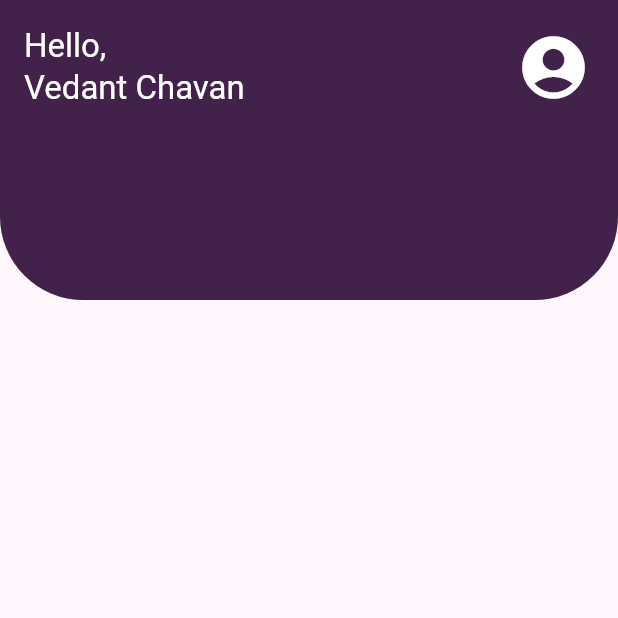
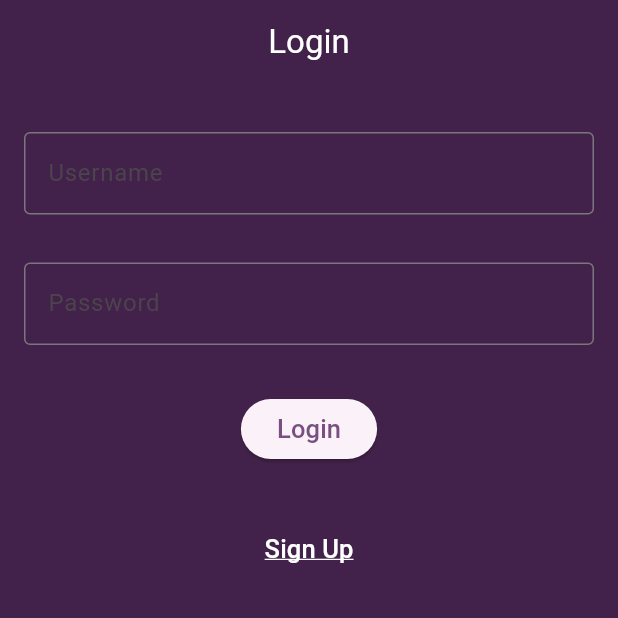
Before and after one commit to Dhruv883/Expense-Tracker, a Flutter app: the screen it shows after launch, on a phone screen of 412 x 824 dp, the top half of it. Run offline on Flutter 3.47's test engine with Material 2 defaults, Android fonts, the phone set to English and light mode, and no system bars.

Commit message:
Login/Signup done

```diff
--- a/client/lib/home.dart
+++ b/client/lib/home.dart
@@ -1,8 +1,8 @@
 import 'package:flutter/material.dart';
 
 class Home extends StatefulWidget {
-  const Home({super.key});
-
+  const Home({super.key, required this.name});
+  final String name;
   @override
   State<Home> createState() => _HomeState();
 }
@@ -14,6 +14,7 @@ class _HomeState extends State<Home> {
       appBar: PreferredSize(
           preferredSize: const Size.fromHeight(200.0),
           child: AppBar(
+            automaticallyImplyLeading: false,
             title: Container(
               child: const Padding(
                 padding: EdgeInsets.only(top: 10.0),
--- /dev/null
+++ b/client/lib/login.dart
@@ -0,0 +1,142 @@
+import 'package:client/signup.dart';
+import 'package:flutter/material.dart';
+import 'package:client/home.dart';
+
+class Login extends StatefulWidget {
+  const Login({Key? key}) : super(key: key);
+
+  @override
+  State<Login> createState() => _LoginState();
+}
+
+class _LoginState extends State<Login> {
+  final _formKey = GlobalKey<FormState>();
+  TextEditingController nameController = TextEditingController();
+  TextEditingController passwordController = TextEditingController();
+
+  @override
+  Widget build(BuildContext context) {
+    return Scaffold(
+      backgroundColor: const Color.fromARGB(255, 66, 34, 74),
+      appBar: AppBar(
+        automaticallyImplyLeading: false,
+        title: const Text(
+          "Login",
+          style: TextStyle(color: Colors.white),
+        ),
+        centerTitle: true,
+        backgroundColor: const Color.fromARGB(255, 66, 34, 74),
+      ),
+      body: Form(
+        key: _formKey,
+        child: Padding(
+          padding: const EdgeInsets.symmetric(horizontal: 8, vertical: 16),
+          child: Column(
+            crossAxisAlignment: CrossAxisAlignment.center,
+            children: [
+              Padding(
+                padding:
+                    const EdgeInsets.symmetric(horizontal: 8, vertical: 16),
+                child: TextFormField(
+                  style: const TextStyle(
+                    color: Colors.white,
+                    fontSize: 15,
+                  ),
+                  controller: nameController,
+                  decoration: const InputDecoration(
+                      fillColor: Colors.white,
+                      border: OutlineInputBorder(),
+                      labelText: "Username"),
+                  validator: (value) {
+                    if (value == null || value.isEmpty) {
+                      return 'Please enter your Username';
+                    }
+                    return null;
+                  },
+                ),
+              ),
+              Padding(
+                padding:
+                    const EdgeInsets.symmetric(horizontal: 8, vertical: 16),
+                child: TextFormField(
+                  style: const TextStyle(
+                    color: Colors.white,
+                    fontSize: 15,
+                  ),
+                  controller: passwordController,
+                  obscureText: true,
+                  decoration: const InputDecoration(
+                      fillColor: Colors.white,
+                      border: OutlineInputBorder(),
+                      labelText: "Password"),
+                  validator: (value) {
+                    if (value == null || value.isEmpty) {
+                      return 'Please enter your password';
+                    }
+                    return null;
+                  },
+                ),
+              ),
+              Padding(
+                padding:
+                    const EdgeInsets.symmetric(horizontal: 8, vertical: 16.0),
+                child: Center(
+                  child: ElevatedButton(
+                    onPressed: () {
+                      // if (nameController.text == "dhruv@gmail.com" &&
+                      //     passwordController.text == "dhruv") {
+
+                      print(nameController.text);
+                      print(passwordController.text);
+
+                      Navigator.push(
+                        context,
+                        MaterialPageRoute(
+                          builder: (context) => Home(
+                            name: nameController.text,
+                          ),
+                        ),
+                      );
+                    },
+                    // },
+                    child: const Text(
+                      'Login',
+                      style: TextStyle(
+                        fontSize: 17,
+                      ),
+                    ),
+                  ),
+                ),
+              ),
+              Padding(
+                padding:
+                    const EdgeInsets.symmetric(horizontal: 8, vertical: 16.0),
+                child: Center(
+                  child: TextButton(
+                    onPressed: () {
+                      Navigator.push(
+                        context,
+                        MaterialPageRoute(
+                          builder: (context) => const Signup(),
+                        ),
+                      );
+                    },
+                    child: const Text(
+                      'Sign Up',
+                      style: TextStyle(
+                        color: Colors.white,
+                        fontSize: 17,
+                        decoration: TextDecoration.underline,
+                        decorationColor: Colors.transparent,
+                      ),
+                    ),
+                  ),
+                ),
+              )
+            ],
+          ),
+        ),
+      ),
+    );
+  }
+}
--- a/client/lib/main.dart
+++ b/client/lib/main.dart
@@ -1,4 +1,4 @@
-import 'package:client/home.dart';
+import 'package:client/login.dart';
 import 'package:flutter/material.dart';
 
 void main() {
@@ -30,11 +30,11 @@ class MyApp extends StatelessWidget {
         //
         // This works for code too, not just values: Most code changes can be
         // tested with just a hot reload.
-        colorScheme:
-            ColorScheme.fromSeed(seedColor: Color.fromARGB(255, 66, 34, 74)),
+        colorScheme: ColorScheme.fromSeed(
+            seedColor: const Color.fromARGB(255, 66, 34, 74)),
         useMaterial3: true,
       ),
-      home: const Home(),
+      home: const Login(),
     );
   }
 }
```
Also changed, not shown: client/google-services.json (added, +29 -0 lines), client/lib/signup.dart (added, +140 -0 lines), client/pubspec.yaml (+4 -4 lines), client/flutter_01.png (added), 2 other files.
